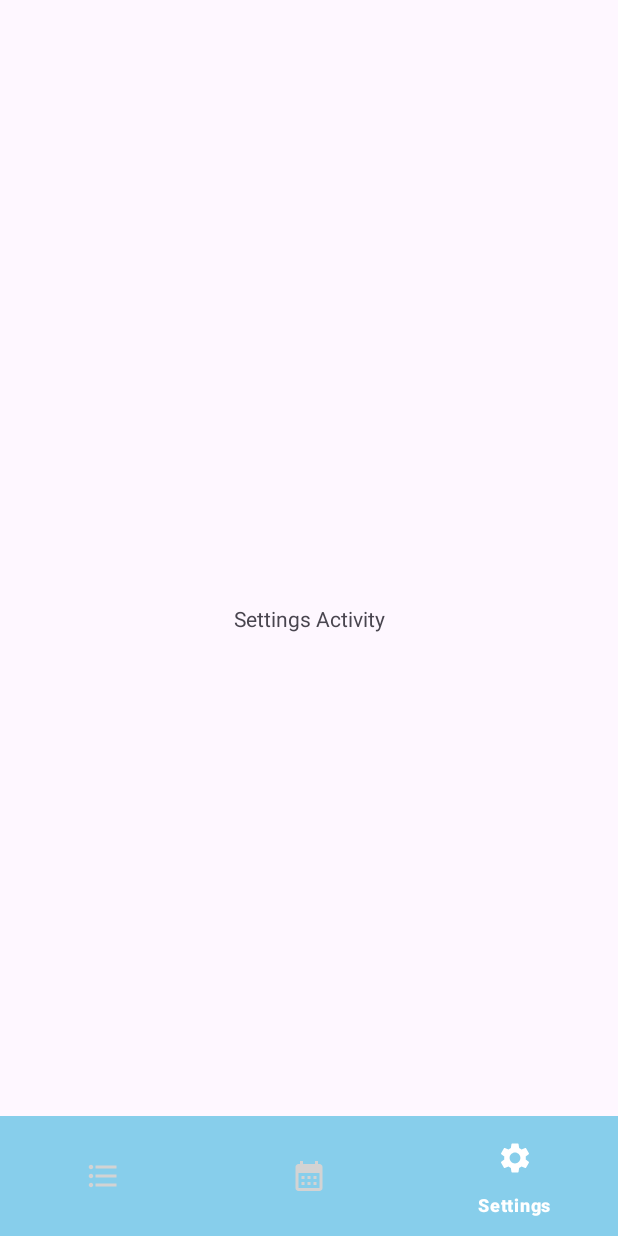
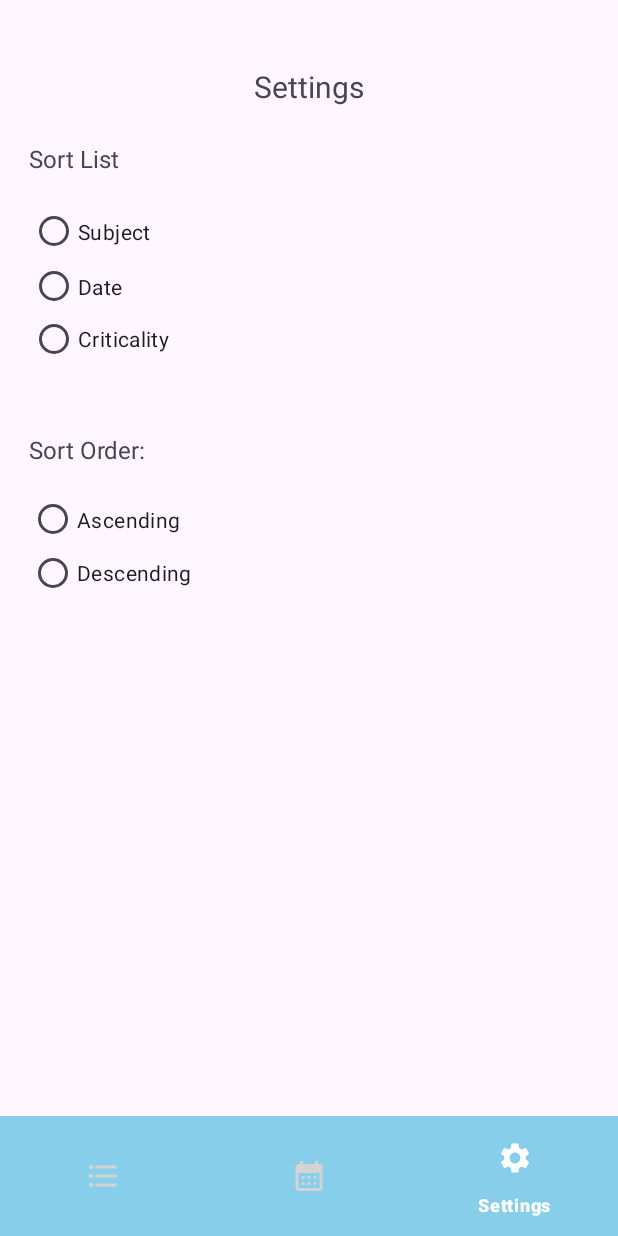
Before and after one commit to osanchezGSU/To-Do-List, an Android app: the SettingsActivity screen opened directly, with no data from a screen before it, on a phone screen of 412 x 824 dp. Run offline under Robolectric (Android 15) with nearby library versions, the phone set to English and light mode, and no system bars.

Commit message:
Settings layout 90% done

```diff
--- a/app/src/main/res/layout/activity_settings.xml
+++ b/app/src/main/res/layout/activity_settings.xml
@@ -6,15 +6,6 @@
     android:layout_height="match_parent"
     tools:context=".SettingsActivity">
 
-    <TextView
-        android:id="@+id/textView3"
-        android:layout_width="wrap_content"
-        android:layout_height="wrap_content"
-        android:text="Settings Activity"
-        app:layout_constraintBottom_toBottomOf="parent"
-        app:layout_constraintEnd_toEndOf="parent"
-        app:layout_constraintStart_toStartOf="parent"
-        app:layout_constraintTop_toTopOf="parent" />
     <com.google.android.material.bottomnavigation.BottomNavigationView
         android:id="@+id/navigation_bar"
         android:layout_width="match_parent"
@@ -29,4 +20,104 @@
         app:labelVisibilityMode="selected"
         app:itemTextColor="@color/white"
         app:itemActiveIndicatorStyle="@style/App.Custom.Indicator"/>
+
+    <TextView
+        android:id="@+id/textViewSettings"
+        android:layout_width="73dp"
+        android:layout_height="43dp"
+        android:layout_marginStart="169dp"
+        android:layout_marginTop="26dp"
+        android:layout_marginEnd="169dp"
+        android:layout_marginBottom="31dp"
+        android:text="Settings"
+        android:textSize="20sp"
+        app:layout_constraintBottom_toTopOf="@+id/radioGroupSort"
+        app:layout_constraintEnd_toEndOf="parent"
+        app:layout_constraintStart_toStartOf="parent"
+        app:layout_constraintTop_toTopOf="parent" />
+
+    <TextView
+        android:id="@+id/sortListBy"
+        android:layout_width="83dp"
+        android:layout_height="24dp"
+        android:layout_marginStart="16dp"
+        android:layout_marginTop="76dp"
+        android:layout_marginEnd="307dp"
+        android:text="Sort List By:"
+        android:textSize="16sp"
+        app:layout_constraintBottom_toTopOf="@+id/radioGroupSort"
+        app:layout_constraintEnd_toEndOf="parent"
+        app:layout_constraintHorizontal_bias="0.6"
+        app:layout_constraintStart_toStartOf="parent"
+        app:layout_constraintTop_toTopOf="parent" />
+
+    <RadioGroup
+        android:id="@+id/radioGroupSort"
+        android:layout_width="196dp"
+        android:layout_height="108dp"
+        android:layout_marginStart="19dp"
+        android:layout_marginEnd="196dp"
+        android:layout_marginBottom="13dp"
+        app:layout_constraintBottom_toTopOf="@+id/sortOrder"
+        app:layout_constraintEnd_toEndOf="parent"
+        app:layout_constraintStart_toStartOf="parent"
+        app:layout_constraintTop_toBottomOf="@+id/sortListBy">
+
+        <RadioButton
+            android:id="@+id/radioSubject"
+            android:layout_width="match_parent"
+            android:layout_height="35dp"
+            android:text="Subject" />
+
+        <RadioButton
+            android:id="@+id/radioDate"
+            android:layout_width="match_parent"
+            android:layout_height="38dp"
+            android:text="Date" />
+
+        <RadioButton
+            android:id="@+id/radioCriticality"
+            android:layout_width="match_parent"
+            android:layout_height="31dp"
+            android:text="Criticality" />
+    </RadioGroup>
+
+    <RadioGroup
+        android:id="@+id/radioGroupOrder"
+        android:layout_width="155dp"
+        android:layout_height="73dp"
+        android:layout_marginStart="19dp"
+        android:layout_marginEnd="237dp"
+        android:layout_marginBottom="323dp"
+        app:layout_constraintBottom_toTopOf="@+id/navigation_bar"
+        app:layout_constraintEnd_toEndOf="parent"
+        app:layout_constraintStart_toStartOf="parent"
+        app:layout_constraintTop_toBottomOf="@+id/sortOrder">
+
+        <RadioButton
+            android:id="@+id/radioAscending"
+            android:layout_width="match_parent"
+            android:layout_height="35dp"
+            android:text="Ascending" />
+
+        <RadioButton
+            android:id="@+id/radioDescending"
+            android:layout_width="match_parent"
+            android:layout_height="36dp"
+            android:text="Descending" />
+    </RadioGroup>
+
+    <TextView
+        android:id="@+id/sortOrder"
+        android:layout_width="wrap_content"
+        android:layout_height="wrap_content"
+        android:layout_marginStart="19dp"
+        android:layout_marginTop="12dp"
+        android:layout_marginEnd="315dp"
+        android:text="Sort Order:"
+        android:textSize="16sp"
+        app:layout_constraintBottom_toTopOf="@+id/radioGroupOrder"
+        app:layout_constraintEnd_toEndOf="parent"
+        app:layout_constraintStart_toStartOf="parent"
+        app:layout_constraintTop_toBottomOf="@+id/radioGroupSort" />
 </androidx.constraintlayout.widget.ConstraintLayout>
```
